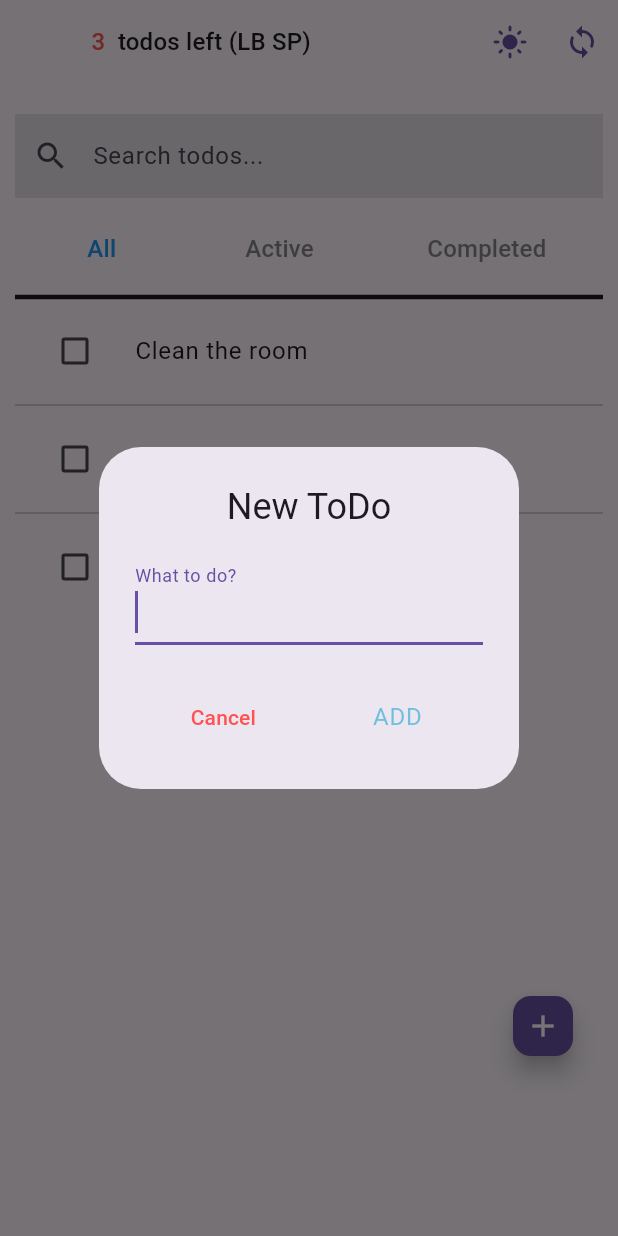
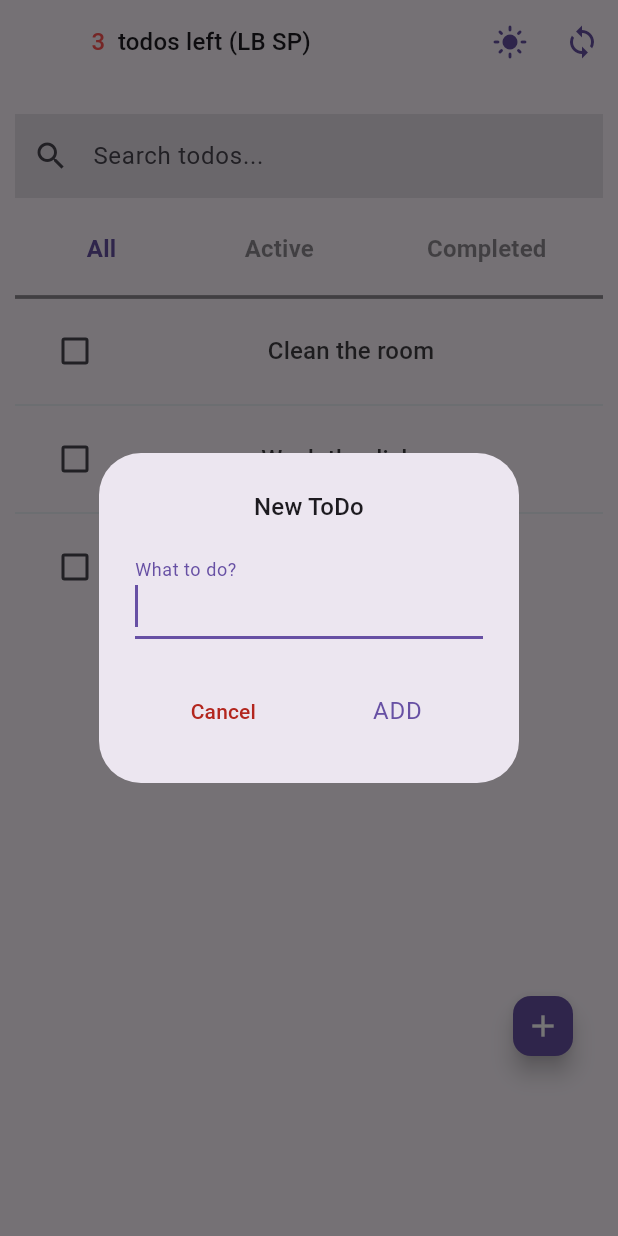
Before and after one commit to RamanGodun/ToDo-PLAYGROUNG-on-CUBIT-SM-approaches-, a Flutter app: the screen it shows after launch, after a tap on the "add" icon, on a phone screen of 412 x 824 dp. Run offline on Flutter 3.47's test engine with Material 3 defaults, Android fonts, the phone set to English and light mode, and no system bars; drawn by our look-alikes of flutter_slidable; our stand-ins replace equatable, flutter_bloc, flutter_hooks, google_fonts, hydrated_bloc.

Commit message:
refactor: refactor widgets

```diff
--- a/lib/domain/config/loader/loader_cubit.dart
+++ /dev/null
@@ -1,15 +0,0 @@
-import 'package:flutter_bloc/flutter_bloc.dart';
-
-/// 🌀 **[GlobalLoaderCubit]** - Manages the global loading state.
-
-/// This cubit is used to show and hide loading indicators across the application.
-class GlobalLoaderCubit extends Cubit<bool> {
-  /// 🆕 **Initializes the loader in a hidden state (`false`).**
-  GlobalLoaderCubit() : super(false);
-
-  /// 🚀 **Triggers the loading state (shows the loader).**
-  void showLoader() => emit(true);
-
-  /// ✅ **Stops the loading state (hides the loader).**
-  void hideLoader() => emit(false);
-}
--- a/lib/domain/config/observer/app_bloc_observer.dart
+++ b/lib/domain/config/observer/app_bloc_observer.dart
@@ -1,5 +1,4 @@
 import 'package:flutter_bloc/flutter_bloc.dart';
-import '../loader/loader_cubit.dart';
 
 /// 🛠️ **[AppBlocObserver]** - Custom observer for monitoring BLoC/Cubit lifecycle & global loading state.
 /// This observer logs key lifecycle events:
@@ -9,10 +8,9 @@ import '../loader/loader_cubit.dart';
 /// - ➡️ **onTransition**: When a BLoC processes a transition (event → state).
 /// - ❌ **onError**: When an error occurs in a BLoC/Cubit.
 /// - 🔴 **onClose**: When a BLoC/Cubit is closed and disposed.
+
 class AppBlocObserver extends BlocObserver {
-  final GlobalLoaderCubit globalLoaderCubit;
-
-  AppBlocObserver({required this.globalLoaderCubit});
+  AppBlocObserver();
 
   /// ⏳ **Generates a timestamp** for log messages.
   String _timestamp() => DateTime.now().toIso8601String();
@@ -29,11 +27,6 @@ class AppBlocObserver extends BlocObserver {
   void onEvent(Bloc bloc, Object? event) {
     super.onEvent(bloc, event);
     print('📨 [${_timestamp()}] onEvent -- ${bloc.runtimeType}: $event');
-
-    /// 🔄 **Show loader only for specific events**
-    if (_shouldShowLoader(event)) {
-      globalLoaderCubit.showLoader();
-    }
   }
 
   /// 🔄 **Called when there is a state change in a BLoC/Cubit.**
@@ -49,11 +42,6 @@ class AppBlocObserver extends BlocObserver {
     super.onTransition(bloc, transition);
     print(
         '➡️ [${_timestamp()}] onTransition -- ${bloc.runtimeType}: $transition');
-
-    /// ⏹️ **Hide loader when the state update is completed**
-    if (_shouldHideLoader(transition.nextState)) {
-      globalLoaderCubit.hideLoader();
-    }
   }
 
   /// ❌ **Called when an error occurs in a BLoC/Cubit.**
@@ -61,7 +49,6 @@ class AppBlocObserver extends BlocObserver {
   void onError(BlocBase bloc, Object error, StackTrace stackTrace) {
     print(
         '❌ [${_timestamp()}] onError -- ${bloc.runtimeType}: $error\n$stackTrace');
-    globalLoaderCubit.hideLoader();
     super.onError(bloc, error, stackTrace);
   }
 
@@ -71,21 +58,4 @@ class AppBlocObserver extends BlocObserver {
     print('🔴 [${_timestamp()}] onClose -- ${bloc.runtimeType}');
     super.onClose(bloc);
   }
-
-  /// 🔍 **Determines if an event requires showing the loader.**
-  bool _shouldShowLoader(Object? event) {
-    final List<String> loaderEvents = [
-      "FetchTodos",
-      "LoadSettings",
-      "LoadData",
-      "SyncWithServer"
-    ];
-    return event != null &&
-        loaderEvents.any((e) => event.toString().contains(e));
-  }
-
-  /// 🔍 **Determines if the next state allows hiding the loader.**
-  bool _shouldHideLoader(Object nextState) {
-    return !nextState.toString().contains("Loading");
-  }
 }
--- a/lib/domain/utils_and_services/overlay_service.dart
+++ b/lib/domain/utils_and_services/overlay_service.dart
@@ -1,10 +1,8 @@
 import 'dart:async';
 import 'package:flutter/material.dart';
-import 'package:flutter_bloc/flutter_bloc.dart';
 import 'package:flutter_hooks/flutter_hooks.dart';
 import 'package:todo_app_cubit_2ss_playground/ui/widgets/text_widget.dart';
 import '../app_constants/app_constants.dart';
-import '../config/loader/loader_cubit.dart';
 import 'helpers.dart';
 
 /// 🌟 **[OverlayNotificationService]** – Displays animated overlay messages in macOS/iOS style.
@@ -19,10 +17,6 @@ class OverlayNotificationService {
     _removeOverlay();
 
     final overlay = Overlay.of(context, rootOverlay: true);
-
-    // ❌ Do not show overlay if global loader is active
-    final isLoading = context.read<GlobalLoaderCubit>().state;
-    if (isLoading) return;
 
     _overlayEntry = OverlayEntry(
       builder: (context) =>
--- a/lib/domain/utils_and_services/show_dialog.dart
+++ b/lib/domain/utils_and_services/show_dialog.dart
@@ -1,6 +1,6 @@
 import 'package:flutter/material.dart';
-import '../../ui/widgets/create_todo.dart';
-import '../../ui/widgets/edit_todo.dart';
+import '../../ui/widgets/alert_dialogs/create_todo.dart';
+import '../../ui/widgets/alert_dialogs/edit_todo.dart';
 import '../models/todo_model.dart';
 
 /// 💬 **[DialogService]** - A service providing reusable dialogs throughout the app.
--- a/lib/main.dart
+++ b/lib/main.dart
@@ -1,5 +1,5 @@
+import 'package:flutter/foundation.dart';
 import 'package:flutter/material.dart';
-import 'package:flutter/foundation.dart';
 import 'package:flutter_bloc/flutter_bloc.dart';
 import 'package:hydrated_bloc/hydrated_bloc.dart';
 import 'package:path_provider/path_provider.dart';
@@ -7,10 +7,7 @@ import 'package:path_provider/path_provider.dart';
 import 'domain/app_constants/app_strings.dart';
 import 'domain/config/observer/app_bloc_observer.dart';
 import 'domain/state/app_settings/app_settings_cubit.dart';
-import 'domain/config/loader/loader_cubit.dart';
-
 import 'domain/utils_and_services/cubits_export.dart';
-import 'domain/utils_and_services/show_dialog.dart';
 import 'ui/pages/home_page.dart';
 
 /// 🚀 **[main] - Application entry point.**
@@ -21,38 +18,32 @@ import 'ui/pages/home_page.dart';
 void main() async {
   WidgetsFlutterBinding.ensureInitialized();
 
-  /// 🌐 **Global Loader Cubit** - Manages loading state across the app.
-  final globalLoaderCubit = GlobalLoaderCubit();
-  // 🛠️ **Set up a global BLoC observer**
-  Bloc.observer = AppBlocObserver(globalLoaderCubit: globalLoaderCubit);
+  // 🌐🛠️ **Set up a global BLoC observer**
+  Bloc.observer = AppBlocObserver();
 
   /// 💾 **Initialize Hydrated Storage** (State Persistence)
-  HydratedBloc.storage = await HydratedStorage.build(
+  final storage = await HydratedStorage.build(
     storageDirectory: kIsWeb
         ? HydratedStorageDirectory.web
         : HydratedStorageDirectory(
             (await getApplicationDocumentsDirectory()).path),
   );
+  HydratedBloc.storage = storage;
 
   /// 🏁 **Launch the app**
-  runApp(StateManagementProvider(globalLoaderCubit: globalLoaderCubit));
+  runApp(const StateManagementProvider());
 }
 
 /// 📦 **[StateManagementProvider] - Provides all BLoC dependencies**
 /// - Registers **GlobalLoaderCubit, AppSettingsCubit, Todo Cubits**.
 /// - Manages **Listener-based & Stream Subscription-based** state shapes.
 class StateManagementProvider extends StatelessWidget {
-  final GlobalLoaderCubit globalLoaderCubit;
-
-  const StateManagementProvider({super.key, required this.globalLoaderCubit});
+  const StateManagementProvider({super.key});
 
   @override
   Widget build(BuildContext context) {
     return MultiBlocProvider(
       providers: [
-        /// 🔄 **Global Loader Provider** (Used for async operations)
-        BlocProvider(create: (_) => globalLoaderCubit),
-
         /// 🎨 **App Settings Provider** (Manages Theme & State Shape)
         BlocProvider(create: (_) => AppSettingsCubit()),
 
@@ -83,26 +74,6 @@ class StateManagementProvider extends StatelessWidget {
                     todoSearchCubit: context.read<TodoSearchCubit>(),
                     todoListCubit: context.read<TodoListCubit>()))
       ],
-      child: GlobalLoaderProvider(globalLoaderCubit: globalLoaderCubit),
-    );
-  }
-}
-
-/// ⏳ **[GlobalLoaderProvider] - Wraps the app with global loading management**
-/// - Uses **BlocListener** to listen for global loading state changes.
-/// - Displays **Loading Dialog** when loading is active.
-class GlobalLoaderProvider extends StatelessWidget {
-  final GlobalLoaderCubit globalLoaderCubit;
-
-  const GlobalLoaderProvider({super.key, required this.globalLoaderCubit});
-
-  @override
-  Widget build(BuildContext context) {
-    return BlocListener<GlobalLoaderCubit, bool>(
-      bloc: globalLoaderCubit,
-      listener: (context, isLoading) => isLoading
-          ? DialogService.showLoadingDialog(context)
-          : DialogService.closeDialog(context),
       child: const AppView(),
     );
   }
--- a/lib/ui/pages/home_page.dart
+++ b/lib/ui/pages/home_page.dart
@@ -62,7 +62,7 @@ class AddTodoFAB extends StatelessWidget {
         mini: true,
         backgroundColor: Helpers.getColorScheme(context).primary,
         onPressed: () => DialogService.showCreateTodoDialog(context),
-        child: const Icon(Icons.add, color: Colors.white),
+        child: const Icon(Icons.add, color: AppConstants.overlayDarkTextColor),
       ),
     );
   }
--- a/lib/ui/widgets/create_todo.dart
+++ b/lib/ui/widgets/alert_dialogs/create_todo.dart
@@ -2,10 +2,10 @@ import 'package:flutter/material.dart';
 import 'package:flutter_bloc/flutter_bloc.dart';
 import 'package:flutter_hooks/flutter_hooks.dart';
 import 'package:todo_app_cubit_2ss_playground/ui/widgets/text_widget.dart';
-import '../../domain/app_constants/app_constants.dart';
-import '../../domain/app_constants/app_strings.dart';
-import '../../domain/state/features/todos_list/todo_list_cubit.dart';
-import '../../domain/utils_and_services/helpers.dart';
+import '../../../domain/app_constants/app_constants.dart';
+import '../../../domain/app_constants/app_strings.dart';
+import '../../../domain/state/features/todos_list/todo_list_cubit.dart';
+import '../../../domain/utils_and_services/helpers.dart';
 
 /// 📜 [CreateTodoDialog] - A dialog for adding a new ToDo task.
 /// Uses [HookWidget] for state management with [useTextEditingController].
@@ -16,9 +16,14 @@ class CreateTodoDialog extends HookWidget {
   Widget build(BuildContext context) {
     // 📝 Controller for entering new ToDo description.
     final newTodoController = useTextEditingController();
+    final colorScheme = Helpers.getColorScheme(context);
 
     return AlertDialog(
-      title: const TextWidget(AppStrings.newTodoTitle, TextType.smallHeadline),
+      title: TextWidget(
+        AppStrings.newTodoTitle,
+        TextType.titleMedium,
+        color: colorScheme.onSurface,
+      ),
       content: ConstrainedBox(
         constraints: BoxConstraints(
           maxHeight: MediaQuery.of(context).size.height *
@@ -49,10 +54,10 @@ class CreateTodoDialog extends HookWidget {
             /// ❌ Cancel button - Closes the dialog without adding a ToDo.
             TextButton(
               onPressed: () => Navigator.of(context).pop(),
-              child: const TextWidget(
+              child: TextWidget(
                 AppStrings.cancelButton,
                 TextType.titleSmall,
-                color: AppConstants.errorColor,
+                color: colorScheme.error,
               ),
             ),
 
@@ -65,10 +70,10 @@ class CreateTodoDialog extends HookWidget {
                   Navigator.of(context).pop();
                 }
               },
-              child: const TextWidget(
+              child: TextWidget(
                 AppStrings.addButton,
                 TextType.button,
-                color: AppConstants.darkPrimaryColor,
+                color: colorScheme.primary,
               ),
             ),
           ],
--- a/lib/ui/widgets/edit_todo.dart
+++ b/lib/ui/widgets/alert_dialogs/edit_todo.dart
@@ -1,9 +1,11 @@
 import 'package:flutter/material.dart';
 import 'package:flutter_bloc/flutter_bloc.dart';
 import 'package:flutter_hooks/flutter_hooks.dart';
-import '../../domain/state/features/todos_list/todo_list_cubit.dart';
-import '../../domain/models/todo_model.dart';
-import '../../domain/app_constants/app_strings.dart';
+import 'package:todo_app_cubit_2ss_playground/domain/utils_and_services/helpers.dart';
+import 'package:todo_app_cubit_2ss_playground/ui/widgets/text_widget.dart';
+import '../../../domain/state/features/todos_list/todo_list_cubit.dart';
+import '../../../domain/models/todo_model.dart';
+import '../../../domain/app_constants/app_strings.dart';
 
 /// ✏️ [EditTodoDialog] - A dialog for editing an existing ToDo.
 /// Uses [HookWidget] for state management with [useTextEditingController].
@@ -15,9 +17,9 @@ class EditTodoDialog extends HookWidget {
   Widget build(BuildContext context) {
     // 📝 Controller for editing ToDo description.
     final textController = useTextEditingController(text: todo.desc);
-
+    final colorScheme = Helpers.getColorScheme(context);
     return AlertDialog(
-      title: const Text(AppStrings.editTodoTitle),
+      title: const TextWidget(AppStrings.editTodoTitle, TextType.titleMedium),
       content: TextField(
         controller: textController,
         decoration:
@@ -31,7 +33,11 @@ class EditTodoDialog extends HookWidget {
             /// ❌ Cancel button - Closes the dialog without saving changes.
             TextButton(
               onPressed: () => Navigator.of(context).pop(),
-              child: const Text(AppStrings.cancelButton),
+              child: TextWidget(
+                AppStrings.cancelButton,
+                TextType.button,
+                color: colorScheme.error,
+              ),
             ),
 
             /// 💾 Save button - Updates the ToDo and closes the dialog.
@@ -43,7 +49,11 @@ class EditTodoDialog extends HookWidget {
                   Navigator.of(context).pop();
                 }
               },
-              child: const Text(AppStrings.saveButton),
+              child: TextWidget(
+                AppStrings.saveButton,
+                TextType.button,
+                color: colorScheme.primary,
+              ),
             ),
           ],
         ),
--- a/lib/ui/widgets/search_and_filter_todo.dart
+++ b/lib/ui/widgets/search_and_filter_todo.dart
@@ -2,7 +2,6 @@ import 'package:flutter/material.dart';
 import 'package:flutter_bloc/flutter_bloc.dart';
 import 'package:todo_app_cubit_2ss_playground/domain/utils_and_services/helpers.dart';
 import 'package:todo_app_cubit_2ss_playground/ui/widgets/text_widget.dart';
-import '../../domain/app_constants/app_constants.dart';
 import '../../domain/app_constants/app_strings.dart';
 import '../../domain/models/enums.dart';
 import '../../domain/utils_and_services/cubits_export.dart';
@@ -18,6 +17,8 @@ class SearchAndFilterTodo extends StatelessWidget {
 
   @override
   Widget build(BuildContext context) {
+    final colorScheme = Helpers.getColorScheme(context);
+
     return ListView(
       shrinkWrap: true,
       primary: true,
@@ -45,36 +46,41 @@ class SearchAndFilterTodo extends StatelessWidget {
         Row(
           mainAxisAlignment: MainAxisAlignment.spaceAround,
           children: [
-            _filterButton(context, Filter.all, AppStrings.filterAll),
-            _filterButton(context, Filter.active, AppStrings.filterActive),
             _filterButton(
-                context, Filter.completed, AppStrings.filterCompleted),
+                context, Filter.all, AppStrings.filterAll, colorScheme),
+            _filterButton(
+                context, Filter.active, AppStrings.filterActive, colorScheme),
+            _filterButton(context, Filter.completed, AppStrings.filterCompleted,
+                colorScheme),
           ],
         ),
 
         /// ➖ Divider for UI separation
-        Divider(color: Helpers.getColorScheme(context).onSurface, thickness: 3),
+        Divider(color: colorScheme.onSurface.withOpacity(0.5), thickness: 2.5),
       ],
     );
   }
 }
 
 /// 🔘 [_FilterButton] - Creates a reusable filter button.
-Widget _filterButton(BuildContext context, Filter filter, String label) {
+Widget _filterButton(BuildContext context, Filter filter, String label,
+    ColorScheme colorScheme) {
   return TextButton(
     onPressed: () => context.read<TodoFilterCubit>().changeFilter(filter),
     child: TextWidget(
       label,
       TextType.titleMedium,
-      color: _getTextColor(context, filter),
+      color: _getTextColor(context, filter, colorScheme),
+      fontWeight: FontWeight.w600,
     ),
   );
 }
 
 /// 🎨 [_getTextColor] - Returns the appropriate color for the filter button.
-Color _getTextColor(BuildContext context, Filter filter) {
+Color _getTextColor(
+    BuildContext context, Filter filter, ColorScheme colorScheme) {
   final currentFilter = context.watch<TodoFilterCubit>().state.filter;
   return currentFilter == filter
-      ? AppConstants.activeFilter
-      : AppConstants.darkSurfaceColor;
+      ? colorScheme.primary
+      : colorScheme.onSurface.withOpacity(0.5);
 }
--- a/lib/ui/widgets/show_todos.dart
+++ b/lib/ui/widgets/show_todos.dart
@@ -107,8 +107,8 @@ Widget _buildTodoList(BuildContext context, List<Todo> todos) {
     itemCount: todos.length,
     separatorBuilder: (BuildContext context, int index) {
       return const Divider(
-        color: AppConstants.darkSurfaceColor,
-        thickness: 0.5,
+        color: AppConstants.secondaryColor4LightTheme,
+        thickness: 0.3,
       );
     },
     itemBuilder: (BuildContext context, int index) {
--- a/lib/ui/widgets/todo_item.dart
+++ b/lib/ui/widgets/todo_item.dart
@@ -1,8 +1,8 @@
 import 'package:flutter/material.dart';
 import 'package:flutter_slidable/flutter_slidable.dart';
 import 'package:flutter_bloc/flutter_bloc.dart';
-import 'package:todo_app_cubit_2ss_playground/domain/app_constants/app_constants.dart';
 import 'package:todo_app_cubit_2ss_playground/domain/app_constants/app_strings.dart';
+import 'package:todo_app_cubit_2ss_playground/ui/widgets/text_widget.dart';
 import '../../domain/models/todo_model.dart';
 import '../../domain/utils_and_services/cubits_export.dart';
 import '../../domain/utils_and_services/helpers.dart';
@@ -16,6 +16,8 @@ class SlidableTodoItem extends StatelessWidget {
 
   @override
   Widget build(BuildContext context) {
+    final colorScheme = Helpers.getColorScheme(context);
+
     return Slidable(
       key: ValueKey(todo.id),
 
@@ -25,8 +27,8 @@ class SlidableTodoItem extends StatelessWidget {
         children: [
           SlidableAction(
             onPressed: (_) => DialogService.editTodo(context, todo),
-            backgroundColor: AppConstants.darkPrimaryColor,
-            foregroundColor: AppConstants.darkForegroundColor,
+            backgroundColor: colorScheme.primary,
+            foregroundColor: colorScheme.onPrimary,
             label: AppStrings.editButton,
           ),
         ],
@@ -38,8 +40,8 @@ class SlidableTodoItem extends StatelessWidget {
         children: [
           SlidableAction(
             onPressed: (_) => context.read<TodoListCubit>().removeTodo(todo),
-            backgroundColor: AppConstants.errorColor,
-            foregroundColor: AppConstants.darkForegroundColor,
+            backgroundColor: colorScheme.error,
+            foregroundColor: colorScheme.onError,
             icon: Icons.delete,
             label: AppStrings.deleteButton,
           ),
@@ -60,18 +62,17 @@ class TodoItem extends StatelessWidget {
 
   @override
   Widget build(BuildContext context) {
-    final textColor = Helpers.getColorScheme(context).onSurface;
+    final textColor =
+        Helpers.getColorScheme(context).onSurface.withOpacity(0.85);
     return ListTile(
       leading: Checkbox(
         value: todo.completed,
         onChanged: (_) => context.read<TodoListCubit>().toggleTodo(todo.id),
       ),
-      title: Text(
+      title: TextWidget(
         todo.desc,
-        style: TextStyle(
-          decoration: todo.completed ? TextDecoration.lineThrough : null,
-          color: todo.completed ? textColor.withOpacity(0.5) : textColor,
-        ),
+        TextType.titleMedium,
+        color: textColor,
       ),
     );
   }
```
Also changed, not shown: lib/domain/config/loader/loader_middleware.dart (deleted, +0 -45 lines).
